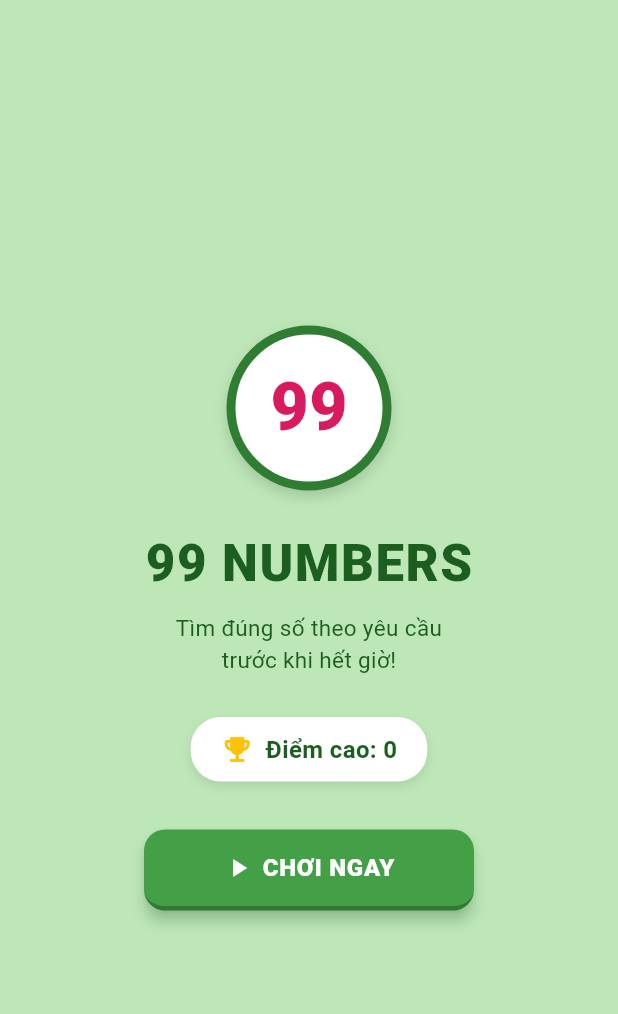
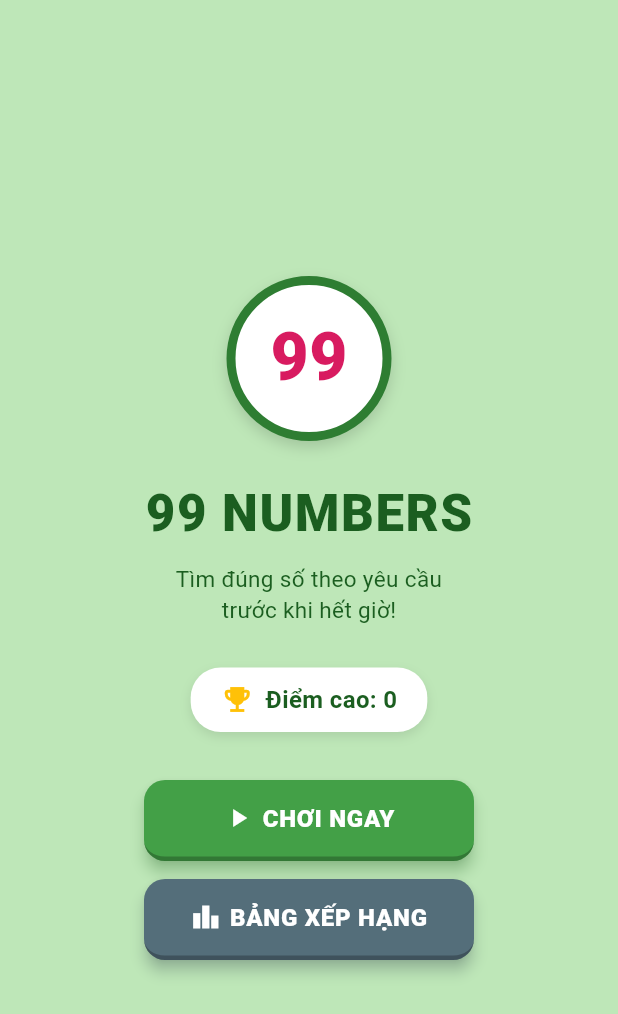
Before and after one commit to nttqn/number99-app, a Flutter app: the screen it shows after launch, on a phone screen of 412 x 824 dp. Shown: the top 1014 px of the screen. Run offline on Flutter 3.47's test engine with Material 3 defaults, Android fonts, the phone set to English and light mode, and no system bars; our stand-ins replace google_mobile_ads, shared_preferences; missing offline and left inert: games_services.

Commit message:
Add Google Play Games leaderboard (submit score + view rankings)
Wires up the games_services plugin: silent sign-in on app/game start,
score submission on every game-over, and a "BẢNG XẾP HẠNG" button on
the main menu that opens Play Games' leaderboard UI. Every call is
wrapped in try/catch and no-ops on failure (same defensive pattern as
AdmobService) so a leaderboard problem can never crash or block play.

Not functional yet — needs two things only doable from the Play
Console/Cloud Console, which the user has to set up themselves:
PLAY_GAMES_APP_ID (GitHub secret, patched into AndroidManifest.xml the
same way ADMOB_APP_ID is) and a real leaderboard ID to replace the
REPLACE_WITH_REAL_LEADERBOARD_ID placeholder in
lib/services/leaderboard_service.dart. Details in CLAUDE.md.

Verified via Playwright on the web build (games_services is
Android/iOS/macOS-only) that the button renders, is centered, and taps
through to a graceful "not available" SnackBar with no console errors
— the actual Play Games flow can only be verified on a real device
once the placeholders above are filled in.

Co-Authored-By: Claude Sonnet 5 <noreply@anthropic.com>

```diff
--- a/lib/screens/game_screen.dart
+++ b/lib/screens/game_screen.dart
@@ -5,6 +5,7 @@ import 'package:flutter/material.dart';
 import 'package:google_mobile_ads/google_mobile_ads.dart';
 
 import '../services/admob_service.dart';
+import '../services/leaderboard_service.dart';
 import '../services/save_service.dart';
 import '../widgets/pill_button.dart';
 
@@ -47,6 +48,7 @@ class _GameScreenState extends State<GameScreen> {
     super.initState();
     _bannerAd = AdmobService.createBanner(onLoaded: () => setState(() {}));
     AdmobService.preloadInterstitial();
+    LeaderboardService.signIn();
     SaveService.getHighScore().then((v) {
       if (mounted) setState(() => _highScore = v);
     });
@@ -156,6 +158,7 @@ class _GameScreenState extends State<GameScreen> {
       _won = won;
       if (isNewHigh) _highScore = _score;
     });
+    LeaderboardService.submitScore(_score);
     AdmobService.showInterstitial();
   }
 
--- a/lib/screens/main_menu_screen.dart
+++ b/lib/screens/main_menu_screen.dart
@@ -1,5 +1,6 @@
 import 'package:flutter/material.dart';
 
+import '../services/leaderboard_service.dart';
 import '../services/save_service.dart';
 import '../widgets/pill_button.dart';
 import 'game_screen.dart';
@@ -18,6 +19,7 @@ class _MainMenuScreenState extends State<MainMenuScreen> {
   void initState() {
     super.initState();
     _loadHighScore();
+    LeaderboardService.signIn();
   }
 
   Future<void> _loadHighScore() async {
@@ -30,6 +32,15 @@ class _MainMenuScreenState extends State<MainMenuScreen> {
       MaterialPageRoute(builder: (_) => const GameScreen()),
     );
     _loadHighScore();
+  }
+
+  Future<void> _openLeaderboard() async {
+    final opened = await LeaderboardService.showLeaderboard();
+    if (!opened && mounted) {
+      ScaffoldMessenger.of(context).showSnackBar(
+        const SnackBar(content: Text('Bảng xếp hạng chưa khả dụng — cần đăng nhập tài khoản Google.')),
+      );
+    }
   }
 
   @override
@@ -92,6 +103,16 @@ class _MainMenuScreenState extends State<MainMenuScreen> {
                     onPressed: _play,
                   ),
                 ),
+                const SizedBox(height: 12),
+                SizedBox(
+                  width: 220,
+                  child: PillButton(
+                    label: 'BẢNG XẾP HẠNG',
+                    color: Colors.blueGrey.shade600,
+                    icon: Icons.leaderboard,
+                    onPressed: _openLeaderboard,
+                  ),
+                ),
               ],
             ),
           ),
--- /dev/null
+++ b/lib/services/leaderboard_service.dart
@@ -0,0 +1,61 @@
+import 'package:flutter/foundation.dart';
+import 'package:games_services/games_services.dart';
+
+/// Google Play Games Services leaderboard wiring.
+///
+/// The leaderboard ID below is a **placeholder** — it must be replaced with
+/// the real ID created in Play Console (Play Games Services > Leaderboards)
+/// before this does anything useful. Every call here is wrapped in a
+/// try/catch: without a real leaderboard ID (or without the
+/// `com.google.android.gms.games.APP_ID` manifest meta-data — see
+/// PLAY_GAMES_APP_ID in build-apk.yml) sign-in/submit/show calls fail, and
+/// that must never crash or block gameplay, the same way a failed ad load
+/// never blocks gameplay in AdmobService.
+///
+/// Android-only: games_services also supports Game Center on iOS/macOS, but
+/// this app has no iOS build target (see build-apk.yml, --platforms=android
+/// only), so anything else no-ops.
+class LeaderboardService {
+  static const _androidLeaderboardId = 'REPLACE_WITH_REAL_LEADERBOARD_ID';
+
+  static bool get _isSupported => !kIsWeb && defaultTargetPlatform == TargetPlatform.android;
+
+  /// Silent sign-in, best attempted once at app/game startup. Play Games
+  /// Services v2 also auto-prompts sign-in on its own, but the plugin docs
+  /// say this must still be called before submitScore/showLeaderboards.
+  static Future<void> signIn() async {
+    if (!_isSupported) return;
+    try {
+      await GameAuth.signIn();
+    } catch (_) {
+      // No Google account signed in, Play Games not set up yet, no network,
+      // etc. — the game must stay fully playable without a leaderboard.
+    }
+  }
+
+  static Future<void> submitScore(int score) async {
+    if (!_isSupported || _androidLeaderboardId.startsWith('REPLACE_')) return;
+    try {
+      await Leaderboards.submitScore(
+        score: Score(androidLeaderboardID: _androidLeaderboardId, value: score),
+      );
+    } catch (_) {
+      // Fire-and-forget — a failed submit must never interrupt the
+      // game-over flow the player is looking at.
+    }
+  }
+
+  /// Opens Play Games' own leaderboard UI. Returns whether it could — the
+  /// caller can use this to show a "chưa khả dụng" message instead of
+  /// silently doing nothing when the user explicitly tapped a button for it.
+  static Future<bool> showLeaderboard() async {
+    if (!_isSupported || _androidLeaderboardId.startsWith('REPLACE_')) return false;
+    try {
+      await GameAuth.signIn();
+      await Leaderboards.showLeaderboards(androidLeaderboardID: _androidLeaderboardId);
+      return true;
+    } catch (_) {
+      return false;
+    }
+  }
+}
--- a/pubspec.yaml
+++ b/pubspec.yaml
@@ -14,6 +14,7 @@ dependencies:
   cupertino_icons: ^1.0.8
   shared_preferences: ^2.5.5
   google_mobile_ads: ^9.1.0
+  games_services: ^5.3.0
 
 dev_dependencies:
   flutter_test:
```
Also changed, not shown: 2 other files.
